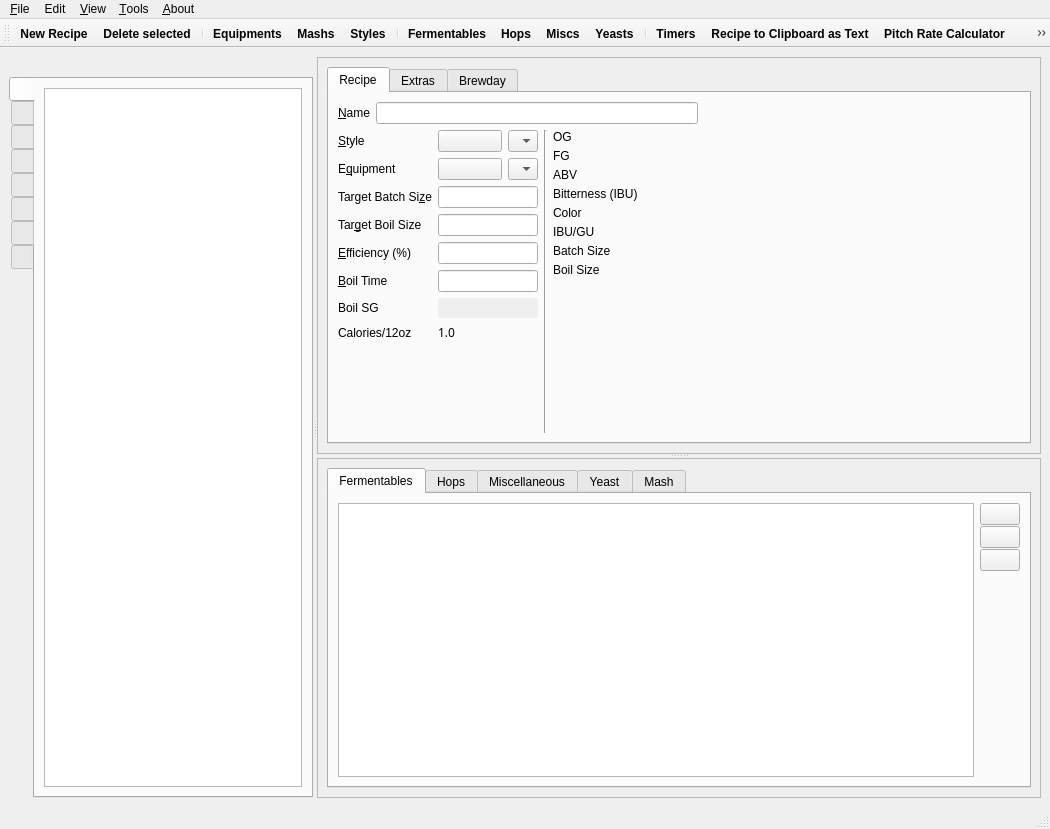
Above: ui/mainWindow.ui from Brewtarget/brewtarget before the change. Below: the same form after it.
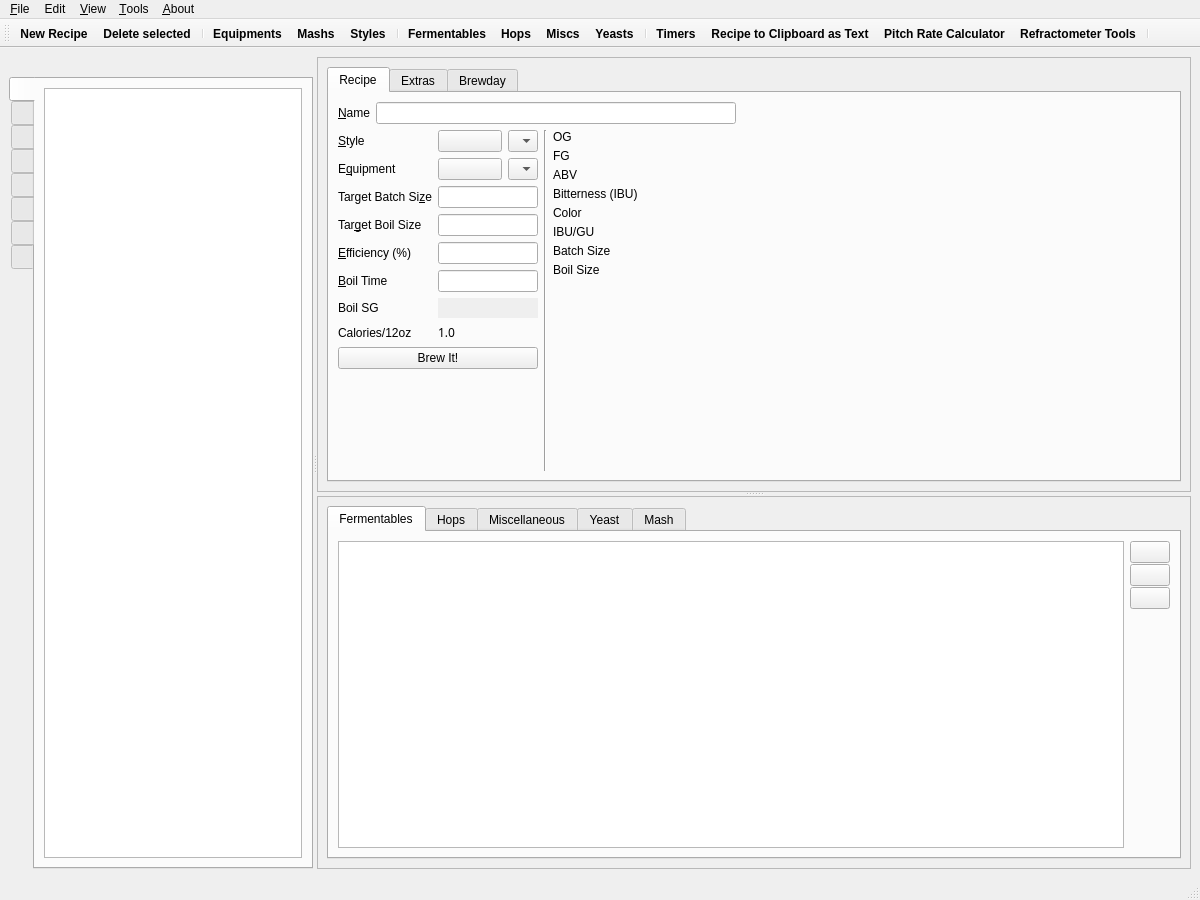
That is the form after the change. Icons and pictures are not drawn. Custom widgets are drawn as their Qt base class.

Commit message: Add a Brew It button to recipe

Diff of the .ui file:
```diff
--- a/ui/mainWindow.ui
+++ b/ui/mainWindow.ui
@@ -6,8 +6,8 @@
    <rect>
     <x>0</x>
     <y>0</y>
-    <width>1050</width>
-    <height>829</height>
+    <width>1200</width>
+    <height>900</height>
    </rect>
   </property>
   <property name="sizePolicy">
@@ -745,6 +745,16 @@
                     </item>
                    </layout>
                   </item>
+                  <item>
+                   <widget class="QPushButton" name="pushButton_brewIt">
+                    <property name="text">
+                     <string>Brew It!</string>
+                    </property>
+                    <property name="toolTip">
+                     <string>Record what happened on brew day</string>
+                    </property>
+                   </widget>
+                  </item>
                   <item>
                    <spacer name="verticalSpacer_7">
                     <property name="orientation">
```
The commit also changes 1 other file.
